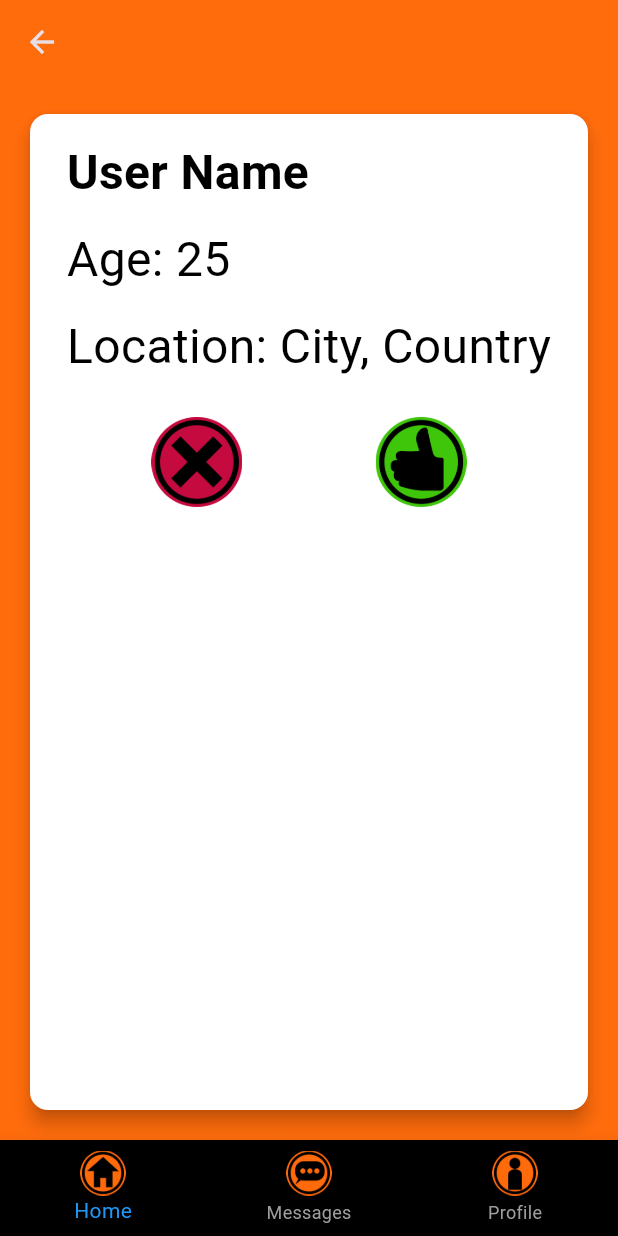
After one commit to roshanlam/gymblef, a Flutter app: the HomePage screen opened directly, on a phone screen of 412 x 824 dp. The commit adds this screen. Run offline on Flutter 3.47's test engine with Material 3 defaults, Android fonts, the phone set to English and light mode, and no system bars; our stand-ins replace flutter_secure_storage; accounts and stored records are empty.

Commit message:
Basic home page

```diff
--- a/lib/components/util.dart
+++ b/lib/components/util.dart
@@ -1,9 +1,8 @@
 import 'package:flutter_secure_storage/flutter_secure_storage.dart';
 import 'package:http/http.dart' as http;
-import 'dart:convert';
 
 Future<bool> checkLoginToken() async {
-  final storage = new FlutterSecureStorage();
+  const storage = FlutterSecureStorage();
   String? token = await storage.read(key: 'auth_token');
 
   if (token != null) {
--- /dev/null
+++ b/lib/home.dart
@@ -0,0 +1,137 @@
+import 'package:flutter/material.dart';
+
+void main() {
+  runApp(MyApp());
+}
+
+class MyApp extends StatelessWidget {
+  @override
+  Widget build(BuildContext context) {
+    return MaterialApp(
+      theme: ThemeData(
+        primarySwatch: Colors.blue,
+      ),
+      home: HomePage(),
+    );
+  }
+}
+
+class HomePage extends StatelessWidget {
+  @override
+  Widget build(BuildContext context) {
+    return Scaffold(
+      appBar: AppBar(
+        backgroundColor: Color(0xFFFF6C0C), // Orange background color
+      ),
+      body: ProductCard(),
+      bottomNavigationBar: BottomNavBar(),
+    );
+  }
+}
+
+class ProductCard extends StatelessWidget {
+  @override
+  Widget build(BuildContext context) {
+    return Container(
+      color: Color(0xFFFF6C0C), // Orange background color
+      padding: EdgeInsets.all(16.0),
+      child: Card(
+        elevation: 5.0,
+        color: Colors.white, // White card background color
+        child: Column(
+          children: [
+            Padding(
+              padding: const EdgeInsets.all(16.0),
+              child: Column(
+                crossAxisAlignment: CrossAxisAlignment.start,
+                children: [
+                  Text(
+                    'User Name',
+                    style: TextStyle(
+                      color: Colors.black, // Set text color to black
+                      fontSize: 32.0, // Increase font size
+                      fontWeight: FontWeight.bold,
+                    ),
+                  ),
+                  SizedBox(height: 12.0), // Increase spacing
+                  Text(
+                    'Age: 25',
+                    style: TextStyle(
+                      color: Colors.black, // Set text color to black
+                      fontSize: 32.0, // Increase font size
+                    ),
+                  ),
+                  SizedBox(height: 12.0), // Increase spacing
+                  Text(
+                    'Location: City, Country',
+                    style: TextStyle(
+                      color: Colors.black, // Set text color to black
+                      fontSize: 32.0, // Increase font size
+                    ),
+                  ),
+                ],
+              ),
+            ),
+            Row(
+              mainAxisAlignment: MainAxisAlignment.spaceEvenly,
+              children: [
+                IconButton(
+                  icon: Image.asset(
+                    'gimbel_assets/dislike.png', // Replace with your dislike image path
+                    height: 60, // Adjust the height as needed
+                  ),
+                  onPressed: () {
+                    // Handle dislike action
+                  },
+                ),
+                IconButton(
+                  icon: Image.asset(
+                    'gimbel_assets/like.png', // Replace with your like image path
+                    height: 60, // Adjust the height as needed
+                  ),
+                  onPressed: () {
+                    // Handle like action
+                  },
+                ),
+              ],
+            ),
+          ],
+        ),
+      ),
+    );
+  }
+}
+
+class BottomNavBar extends StatelessWidget {
+  @override
+  Widget build(BuildContext context) {
+    return BottomNavigationBar(
+      items: <BottomNavigationBarItem>[
+        BottomNavigationBarItem(
+          icon: Image.asset(
+            'gimbel_assets/home_button.png', // Replace with your home icon image path
+            height: 30, // Adjust the height as needed
+          ),
+          label: 'Home',
+        ),
+        BottomNavigationBarItem(
+          icon: Image.asset(
+            'gimbel_assets/chat.png', // Replace with your message icon image path
+            height: 30, // Adjust the height as needed
+          ),
+          label: 'Messages',
+        ),
+        BottomNavigationBarItem(
+          icon: Image.asset(
+            'gimbel_assets/newbie.png', // Replace with your profile icon image path
+            height: 30, // Adjust the height as needed
+          ),
+          label: 'Profile',
+        ),
+      ],
+      selectedItemColor: Colors.blue,
+      unselectedItemColor: Colors.grey,
+      backgroundColor: Colors.black,
+    );
+  }
+}
--- a/lib/login.dart
+++ b/lib/login.dart
@@ -1,7 +1,5 @@
 import 'package:flutter/material.dart';
-import 'package:gymblef/components/popup.dart';
 import 'name.dart';
-import 'selection.dart';
 import 'package:http/http.dart' as http;
 import 'dart:convert';
 import 'package:flutter_secure_storage/flutter_secure_storage.dart';
@@ -103,13 +101,13 @@ class LoginPage extends StatelessWidget {
     bool isRegistrationSuccessful = responseJSON['success'];
 
     if (isRegistrationSuccessful) {
-      final storage = FlutterSecureStorage();
+      const storage = FlutterSecureStorage();
       await storage.write(key: 'auth_token', value: responseJSON['token']);
 
       Navigator.pushReplacement(
         context,
         //MaterialPageRoute(builder: (context) => SelectionPage()),
-        MaterialPageRoute(builder: (context) => NamePage()),
+        MaterialPageRoute(builder: (context) => const NamePage()),
       );
     } else {
       /*showErrorDialog(
@@ -132,12 +130,12 @@ class LoginPage extends StatelessWidget {
     bool isSignInSuccessful = responseJSON['success'];
 
     if (isSignInSuccessful) {
-      final storage = FlutterSecureStorage();
+      const storage = FlutterSecureStorage();
       await storage.write(key: 'auth_token', value: responseJSON['token']);
 
       Navigator.pushReplacement(
         context,
-        MaterialPageRoute(builder: (context) => NamePage()),
+        MaterialPageRoute(builder: (context) => const NamePage()),
       );
     } else {
       // Handle unsuccessful sign-in
--- a/lib/name.dart
+++ b/lib/name.dart
@@ -3,7 +3,7 @@ import 'package:flutter_secure_storage/flutter_secure_storage.dart';
 import 'selection.dart';
 
 class NamePage extends StatefulWidget {
-  NamePage({Key? key}) : super(key: key);
+  const NamePage({super.key});
 
   @override
   _NamePageState createState() => _NamePageState();
@@ -11,7 +11,7 @@ class NamePage extends StatefulWidget {
 
 class _NamePageState extends State<NamePage> {
   final TextEditingController NameController = TextEditingController();
-  final _storage = FlutterSecureStorage();
+  final _storage = const FlutterSecureStorage();
 
   final List<String> genderOptions = ['Male', 'Female', 'Other'];
   String? selectedGender;
@@ -61,12 +61,12 @@ class _NamePageState extends State<NamePage> {
 
                     Navigator.pushReplacement(
                       context,
-                      MaterialPageRoute(builder: (context) => SelectionPage()),
+                      MaterialPageRoute(builder: (context) => const SelectionPage()),
                     );
                   }
                 },
                 // put NameController text and selectedGender in the list of dependencies
-                child: Text('Proceed'),
+                child: const Text('Proceed'),
               )
             ],
           ),
--- a/lib/selection.dart
+++ b/lib/selection.dart
@@ -1,5 +1,5 @@
 import 'package:flutter/material.dart';
-import 'name.dart';
+import 'home.dart';
 
 class SelectionPage extends StatefulWidget {
   const SelectionPage({super.key});
@@ -160,7 +160,7 @@ class _SelectionPageState extends State<SelectionPage> {
                     ? () {
                         Navigator.push(
                           context,
-                          MaterialPageRoute(builder: (context) => NamePage()),
+                          MaterialPageRoute(builder: (context) => HomePage()),
                         );
                       }
                     : null,
--- a/lib/splash_screen.dart
+++ b/lib/splash_screen.dart
@@ -25,7 +25,7 @@ class _MyHomePageState extends State<MyHomePage> {
       // If the login is valid, navigate to another page.
       Navigator.pushReplacement(
         context,
-        MaterialPageRoute(builder: (context) => SelectionPage()),
+        MaterialPageRoute(builder: (context) => const SelectionPage()),
       );
     } else {
       // If the login is not valid, navigate to the LoginPage.
```
Also changed, not shown: 5 other files.
